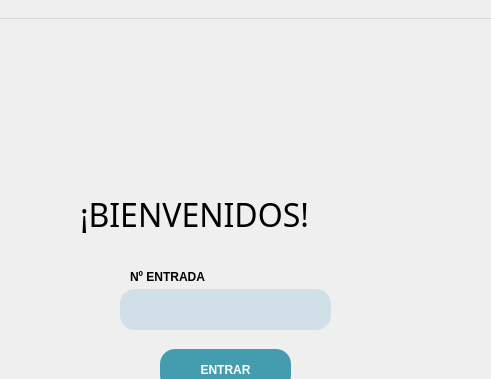
The window that src/vista/ui/RegistroEntrada.ui (eperec03/museo) describes before a commit, drawn with Qt 5; both pictures show x 150 to 641 and y 0 to 379 of the 776 by 622 pixel window.
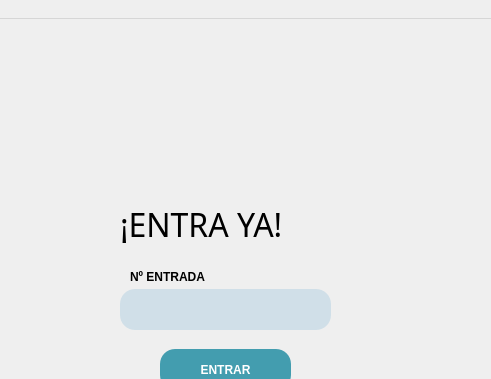
The same window after the commit.

```diff
--- a/src/vista/ui/RegistroEntrada.ui
+++ b/src/vista/ui/RegistroEntrada.ui
@@ -290,7 +290,28 @@
      </font>
     </property>
     <property name="text">
-     <string>¡BIENVENIDOS!</string>
+     <string/>
+    </property>
+   </widget>
+   <widget class="QLabel" name="label_3">
+    <property name="geometry">
+     <rect>
+      <x>270</x>
+      <y>160</y>
+      <width>291</width>
+      <height>91</height>
+     </rect>
+    </property>
+    <property name="font">
+     <font>
+      <family>Bell MT</family>
+      <pointsize>24</pointsize>
+      <weight>50</weight>
+      <bold>false</bold>
+     </font>
+    </property>
+    <property name="text">
+     <string>¡ENTRA YA!</string>
     </property>
    </widget>
   </widget>
```
